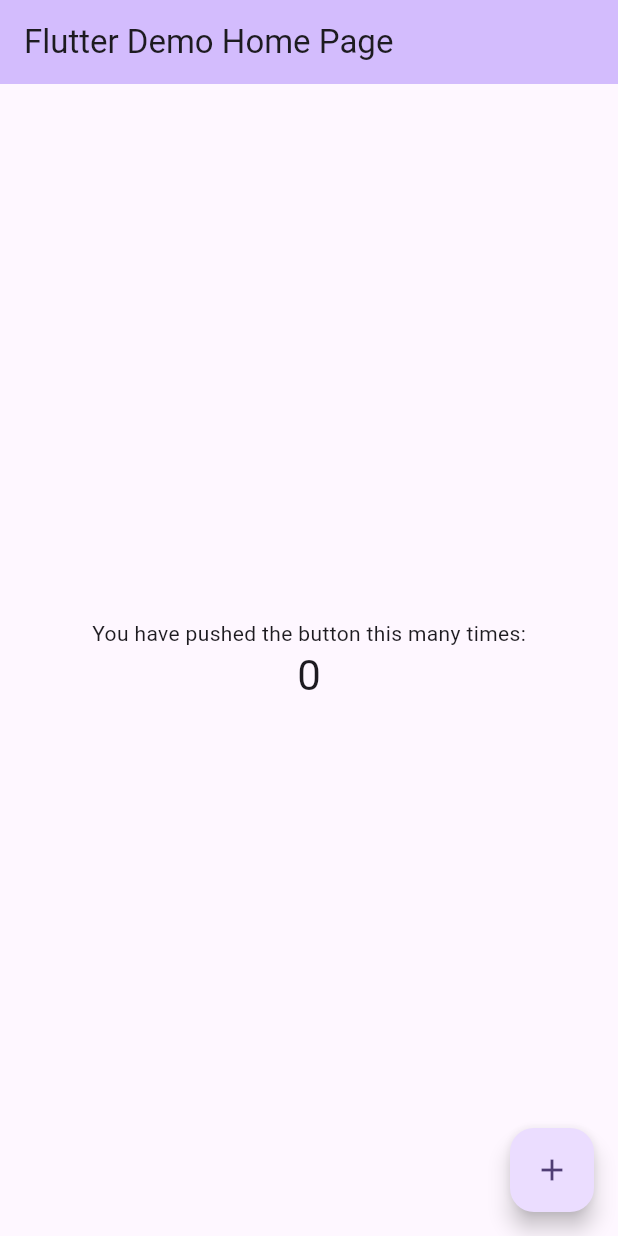
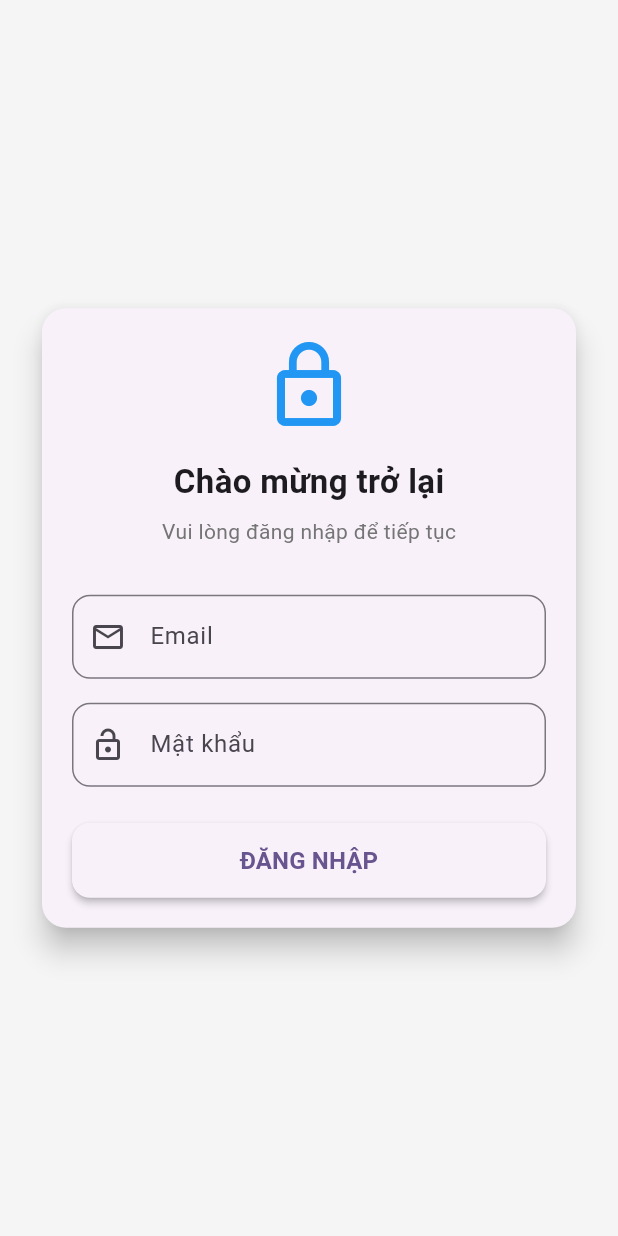
Before and after one commit to levanquang123/secure_wallet_flutter, a Flutter app: the screen it shows after launch, on a phone screen of 412 x 824 dp. Run offline on Flutter 3.47's test engine with Material 3 defaults, Android fonts, the phone set to English and light mode, and no system bars.

Commit message:
feat(auth): add login screen UI

```diff
--- a/lib/main.dart
+++ b/lib/main.dart
@@ -1,122 +1,4 @@
 import 'package:flutter/material.dart';
+import 'package:secure_wallet_flutter/presentation/auth/login/login_screen.dart';
 
-void main() {
-  runApp(const MyApp());
-}
-
-class MyApp extends StatelessWidget {
-  const MyApp({super.key});
-
-  // This widget is the root of your application.
-  @override
-  Widget build(BuildContext context) {
-    return MaterialApp(
-      title: 'Flutter Demo',
-      theme: ThemeData(
-        // This is the theme of your application.
-        //
-        // TRY THIS: Try running your application with "flutter run". You'll see
-        // the application has a purple toolbar. Then, without quitting the app,
-        // try changing the seedColor in the colorScheme below to Colors.green
-        // and then invoke "hot reload" (save your changes or press the "hot
-        // reload" button in a Flutter-supported IDE, or press "r" if you used
-        // the command line to start the app).
-        //
-        // Notice that the counter didn't reset back to zero; the application
-        // state is not lost during the reload. To reset the state, use hot
-        // restart instead.
-        //
-        // This works for code too, not just values: Most code changes can be
-        // tested with just a hot reload.
-        colorScheme: .fromSeed(seedColor: Colors.deepPurple),
-      ),
-      home: const MyHomePage(title: 'Flutter Demo Home Page'),
-    );
-  }
-}
-
-class MyHomePage extends StatefulWidget {
-  const MyHomePage({super.key, required this.title});
-
-  // This widget is the home page of your application. It is stateful, meaning
-  // that it has a State object (defined below) that contains fields that affect
-  // how it looks.
-
-  // This class is the configuration for the state. It holds the values (in this
-  // case the title) provided by the parent (in this case the App widget) and
-  // used by the build method of the State. Fields in a Widget subclass are
-  // always marked "final".
-
-  final String title;
-
-  @override
-  State<MyHomePage> createState() => _MyHomePageState();
-}
-
-class _MyHomePageState extends State<MyHomePage> {
-  int _counter = 0;
-
-  void _incrementCounter() {
-    setState(() {
-      // This call to setState tells the Flutter framework that something has
-      // changed in this State, which causes it to rerun the build method below
-      // so that the display can reflect the updated values. If we changed
-      // _counter without calling setState(), then the build method would not be
-      // called again, and so nothing would appear to happen.
-      _counter++;
-    });
-  }
-
-  @override
-  Widget build(BuildContext context) {
-    // This method is rerun every time setState is called, for instance as done
-    // by the _incrementCounter method above.
-    //
-    // The Flutter framework has been optimized to make rerunning build methods
-    // fast, so that you can just rebuild anything that needs updating rather
-    // than having to individually change instances of widgets.
-    return Scaffold(
-      appBar: AppBar(
-        // TRY THIS: Try changing the color here to a specific color (to
-        // Colors.amber, perhaps?) and trigger a hot reload to see the AppBar
-        // change color while the other colors stay the same.
-        backgroundColor: Theme.of(context).colorScheme.inversePrimary,
-        // Here we take the value from the MyHomePage object that was created by
-        // the App.build method, and use it to set our appbar title.
-        title: Text(widget.title),
-      ),
-      body: Center(
-        // Center is a layout widget. It takes a single child and positions it
-        // in the middle of the parent.
-        child: Column(
-          // Column is also a layout widget. It takes a list of children and
-          // arranges them vertically. By default, it sizes itself to fit its
-          // children horizontally, and tries to be as tall as its parent.
-          //
-          // Column has various properties to control how it sizes itself and
-          // how it positions its children. Here we use mainAxisAlignment to
-          // center the children vertically; the main axis here is the vertical
-          // axis because Columns are vertical (the cross axis would be
-          // horizontal).
-          //
-          // TRY THIS: Invoke "debug painting" (choose the "Toggle Debug Paint"
-          // action in the IDE, or press "p" in the console), to see the
-          // wireframe for each widget.
-          mainAxisAlignment: .center,
-          children: [
-            const Text('You have pushed the button this many times:'),
-            Text(
-              '$_counter',
-              style: Theme.of(context).textTheme.headlineMedium,
-            ),
-          ],
-        ),
-      ),
-      floatingActionButton: FloatingActionButton(
-        onPressed: _incrementCounter,
-        tooltip: 'Increment',
-        child: const Icon(Icons.add),
-      ),
-    );
-  }
-}
+void main() => runApp(SecureWalletApp());
--- a/lib/presentation/auth/login/login_screen.dart
+++ b/lib/presentation/auth/login/login_screen.dart
@@ -0,0 +1,177 @@
+import 'package:flutter/material.dart';
+import 'package:secure_wallet_flutter/domain/auth/auth_repository.dart';
+
+import 'login_view_model.dart';
+import 'login_state.dart';
+import '../../../domain/auth/login_useCase.dart';
+import '../../../data/auth/auth_repository_impl.dart';
+
+class SecureWalletApp extends StatelessWidget {
+  const SecureWalletApp({super.key});
+
+  @override
+  Widget build(BuildContext context) {
+    return MaterialApp(
+      title: 'SecureWalletApp',
+      theme: ThemeData(
+        colorScheme: ColorScheme.fromSeed(seedColor: Colors.deepPurple),
+        useMaterial3: true,
+      ),
+      home: LoginScreen(),
+      debugShowCheckedModeBanner: false,
+    );
+  }
+}
+
+class LoginScreen extends StatefulWidget {
+  const LoginScreen({super.key});
+
+  @override
+  State<LoginScreen> createState() => _LoginScreenState();
+}
+
+class _LoginScreenState extends State<LoginScreen> {
+  late final LoginViewModel viewModel;
+
+  final emailController = TextEditingController();
+  final passwordController = TextEditingController();
+
+  @override
+  void initState() {
+    super.initState();
+
+    viewModel = LoginViewModel(
+      LoginUseCase(AuthRepositoryImpl() as AuthRepository),
+    );
+
+    viewModel.addListener(() {
+      setState(() {});
+    });
+  }
+
+  @override
+  void dispose() {
+    viewModel.dispose();
+    emailController.dispose();
+    passwordController.dispose();
+    super.dispose();
+  }
+
+  @override
+  Widget build(BuildContext context) {
+    final state = viewModel.state;
+
+    return Scaffold(
+      backgroundColor: Colors.grey[100],
+      body: Center(
+        child: SingleChildScrollView(
+          padding: const EdgeInsets.all(24),
+          child: Card(
+            elevation: 8,
+            shape: RoundedRectangleBorder(
+              borderRadius: BorderRadius.circular(16),
+            ),
+            child: Padding(
+              padding: const EdgeInsets.all(20),
+              child: Column(
+                mainAxisSize: MainAxisSize.min, // Card sẽ co dãn theo nội dung
+                children: [
+                  const Icon(Icons.lock_outline, size: 64, color: Colors.blue),
+                  const SizedBox(height: 16),
+                  const Text(
+                    'Chào mừng trở lại',
+                    style: TextStyle(fontSize: 22, fontWeight: FontWeight.bold),
+                  ),
+                  const SizedBox(height: 8),
+                  Text(
+                    'Vui lòng đăng nhập để tiếp tục',
+                    style: TextStyle(color: Colors.grey[600]),
+                  ),
+                  const SizedBox(height: 32),
+
+                  // Email Field
+                  TextField(
+                    controller: emailController,
+                    decoration: InputDecoration(
+                      labelText: 'Email',
+                      prefixIcon: const Icon(Icons.email_outlined),
+                      border: OutlineInputBorder(
+                        borderRadius: BorderRadius.circular(12),
+                      ),
+                    ),
+                  ),
+                  const SizedBox(height: 16),
+
+                  // Password Field
+                  TextField(
+                    controller: passwordController,
+                    obscureText: true,
+                    decoration: InputDecoration(
+                      labelText: 'Mật khẩu',
+                      prefixIcon: const Icon(Icons.lock_open_outlined),
+                      border: OutlineInputBorder(
+                        borderRadius: BorderRadius.circular(12),
+                      ),
+                    ),
+                  ),
+
+                  const SizedBox(height: 24),
+
+                  if (state is LoginLoading)
+                    const Padding(
+                      padding: EdgeInsets.only(bottom: 16),
+                      child: CircularProgressIndicator(),
+                    ),
+
+                  if (state is LoginError)
+                    Container(
+                      width: double.infinity,
+                      padding: const EdgeInsets.all(12),
+                      margin: const EdgeInsets.only(bottom: 16),
+                      decoration: BoxDecoration(
+                        color: Colors.red[50],
+                        borderRadius: BorderRadius.circular(8),
+                      ),
+                      child: Text(
+                        state.message,
+                        style: const TextStyle(color: Colors.red),
+                        textAlign: TextAlign.center,
+                      ),
+                    ),
+
+                  SizedBox(
+                    width: double.infinity,
+                    height: 50,
+                    child: ElevatedButton(
+                      style: ElevatedButton.styleFrom(
+                        shape: RoundedRectangleBorder(
+                          borderRadius: BorderRadius.circular(12),
+                        ),
+                        elevation: 2,
+                      ),
+                      onPressed: state is LoginLoading
+                          ? null
+                          : () {
+                              viewModel.login(
+                                email: emailController.text,
+                                password: passwordController.text,
+                              );
+                            },
+                      child: const Text(
+                        'ĐĂNG NHẬP',
+                        style: TextStyle(
+                          fontWeight: FontWeight.bold,
+                          fontSize: 16,
+                        ),
+                      ),
+                    ),
+                  ),
+                ],
+              ),
+            ),
+          ),
+        ),
+      ),
+    );
+  }
+}
```
Also changed, not shown: 1 other file.
